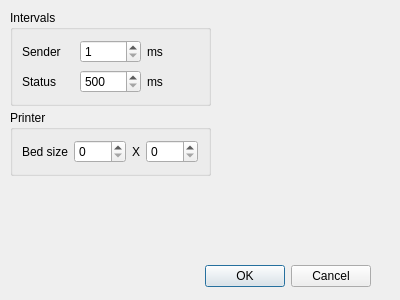
NeoTheFox/RepRaptor, file settingswindow.ui: the form before one commit.
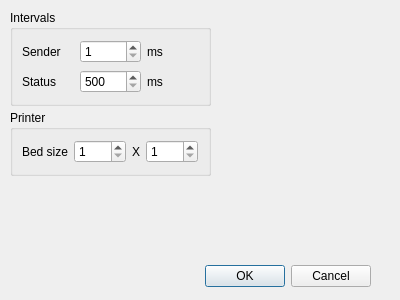
The form after the commit.

Diff of the .ui file:
```diff
--- a/settingswindow.ui
+++ b/settingswindow.ui
@@ -126,6 +126,9 @@
     </item>
     <item row="0" column="1">
      <widget class="QSpinBox" name="bedxbox">
+      <property name="minimum">
+       <number>1</number>
+      </property>
       <property name="maximum">
        <number>9999</number>
       </property>
@@ -140,6 +143,9 @@
     </item>
     <item row="0" column="3">
      <widget class="QSpinBox" name="bedybox">
+      <property name="minimum">
+       <number>1</number>
+      </property>
       <property name="maximum">
        <number>9999</number>
       </property>
```
